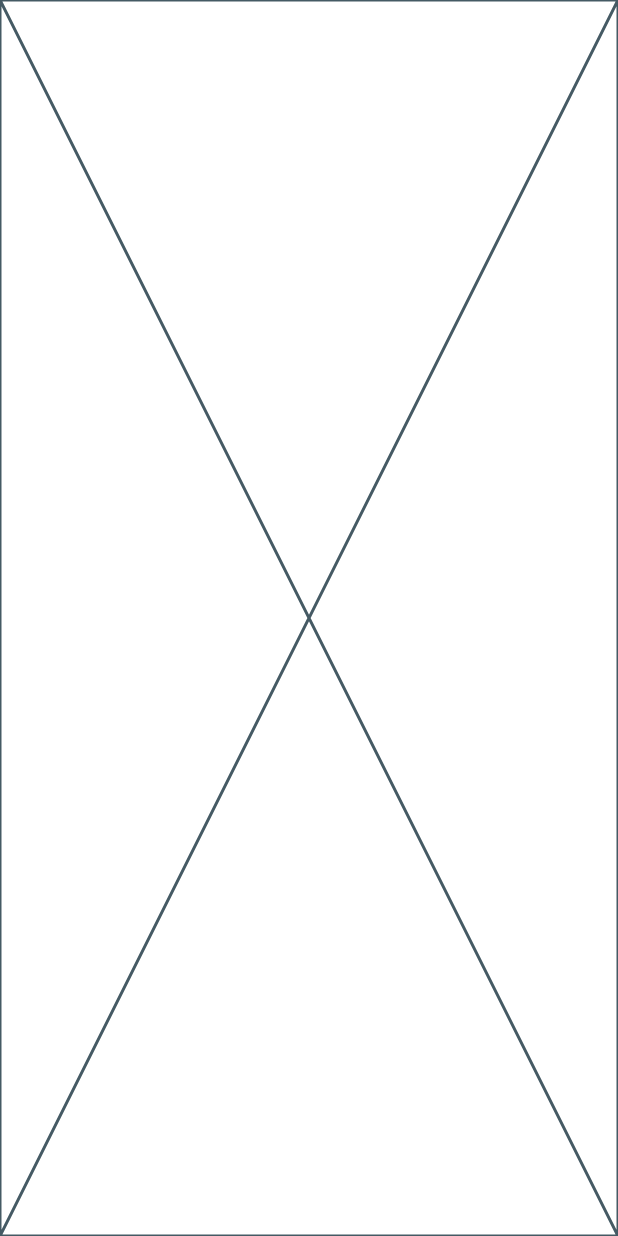
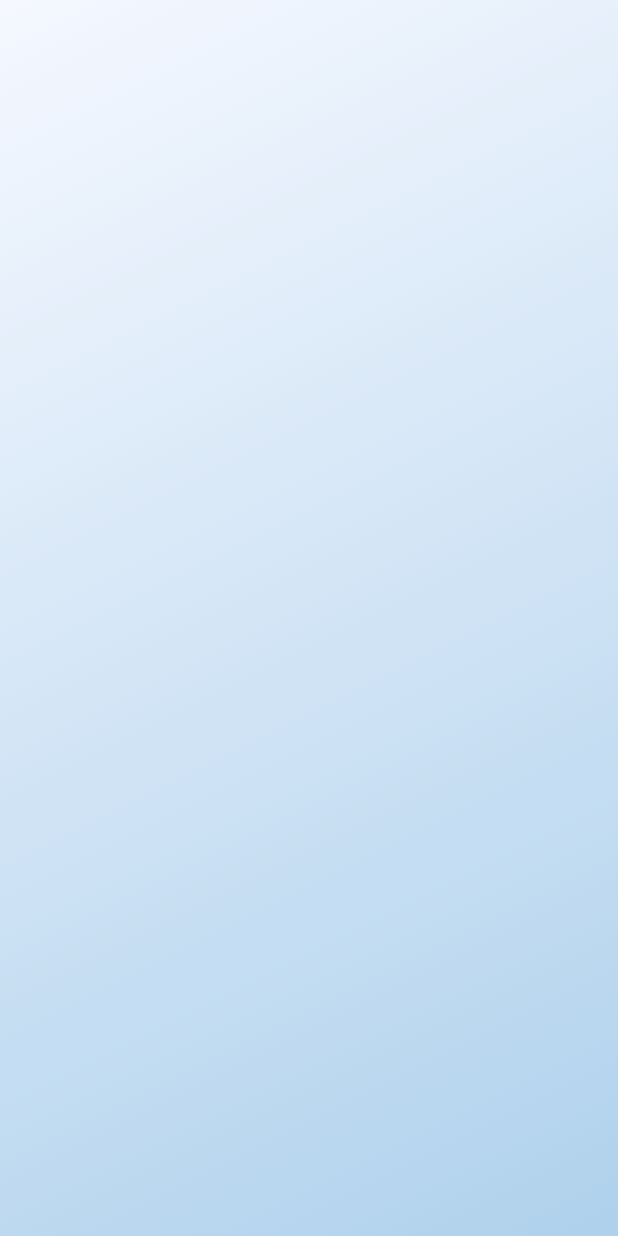
Before and after one commit to George-Samir88/TEKNOSOFT, a Flutter app: the screen it shows after launch, on a phone screen of 412 x 824 dp. Run offline on Flutter 3.47's test engine with Material 3 defaults, Android fonts, the phone set to English and light mode, and no system bars.

Commit message:
add gradient color in background

```diff
--- a/lib/features/home/presentation/views/home_view.dart
+++ b/lib/features/home/presentation/views/home_view.dart
@@ -1,10 +1,13 @@
 import 'package:flutter/material.dart';
+import 'package:to_do_list_teknosoft/features/home/presentation/views/widgets/home_view_body.dart';
 
 class HomeView extends StatelessWidget {
   const HomeView({super.key});
 
   @override
   Widget build(BuildContext context) {
-    return const Placeholder();
+    return const Scaffold(
+      body: HomeViewBody(),
+    );
   }
 }
--- /dev/null
+++ b/lib/features/home/presentation/views/widgets/home_view_body.dart
@@ -0,0 +1,18 @@
+import 'package:flutter/material.dart';
+
+class HomeViewBody extends StatelessWidget {
+  const HomeViewBody({super.key});
+
+  @override
+  Widget build(BuildContext context) {
+    return Container(
+      decoration: const BoxDecoration(
+        gradient: LinearGradient(
+          begin: Alignment.topLeft,
+          end: Alignment.bottomRight,
+          colors: [Color(0xffF5F8FF), Color(0xffAFD1EC)],
+        ),
+      ),
+    );
+  }
+}
```
